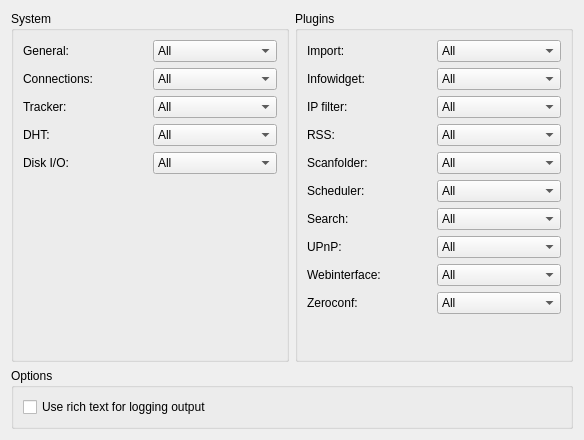
Qt form plugins/logviewer/logprefwidget.ui (KDE/ktorrent) before a commit.
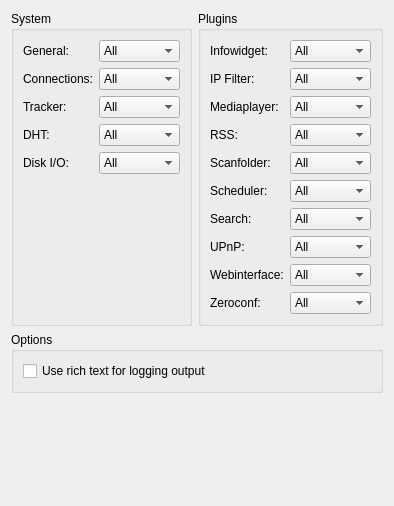
The same form after that commit.

Commit message: - Expanded logviewer plugin to support media player plugin - Add sizeHint function to SpinBoxDelegate, so it has a proper size when you edit it - Make speed limits dialog remember it's size

What changed in the file:
```diff
--- a/plugins/logviewer/logprefwidget.ui
+++ b/plugins/logviewer/logprefwidget.ui
@@ -5,8 +5,8 @@
    <rect>
     <x>0</x>
     <y>0</y>
-    <width>584</width>
-    <height>440</height>
+    <width>389</width>
+    <height>506</height>
    </rect>
   </property>
   <layout class="QVBoxLayout" >
@@ -283,65 +283,15 @@
        <property name="title" >
         <string>Plugins</string>
        </property>
-       <layout class="QVBoxLayout" >
-        <item>
          <layout class="QGridLayout" >
           <item row="0" column="0" >
-           <widget class="QLabel" name="label_15" >
-            <property name="text" >
-             <string>Import:</string>
-            </property>
-           </widget>
-          </item>
-          <item row="0" column="1" >
-           <widget class="QComboBox" name="kcfg_sysPFI" >
-            <property name="toolTip" >
-             <string>&lt;html>&lt;head>&lt;meta name="qrichtext" content="1" />&lt;style type="text/css">
-p, li { white-space: pre-wrap; }
-&lt;/style>&lt;/head>&lt;body style=" font-family:'Sans Serif'; font-size:9pt; font-weight:400; font-style:normal;">
-&lt;p style=" margin-top:0px; margin-bottom:0px; margin-left:0px; margin-right:0px; -qt-block-indent:0; text-indent:0px;">Specifies which log level to use for each component.&lt;/p>
-&lt;p style="-qt-paragraph-type:empty; margin-top:0px; margin-bottom:0px; margin-left:0px; margin-right:0px; -qt-block-indent:0; text-indent:0px;">&lt;/p>
-&lt;p style=" margin-top:0px; margin-bottom:0px; margin-left:0px; margin-right:0px; -qt-block-indent:0; text-indent:0px;">&lt;span style=" font-weight:600;">All: &lt;/span>Show all messages&lt;/p>
-&lt;p style=" margin-top:0px; margin-bottom:0px; margin-left:0px; margin-right:0px; -qt-block-indent:0; text-indent:0px;">&lt;span style=" font-weight:600;">Debug:&lt;/span> Show debug, notice and important messages&lt;/p>
-&lt;p style=" margin-top:0px; margin-bottom:0px; margin-left:0px; margin-right:0px; -qt-block-indent:0; text-indent:0px;">&lt;span style=" font-weight:600;">Notice: &lt;/span>Show notice and important messages&lt;/p>
-&lt;p style=" margin-top:0px; margin-bottom:0px; margin-left:0px; margin-right:0px; -qt-block-indent:0; text-indent:0px;">&lt;span style=" font-weight:600;">Important: &lt;/span>Show only important messages&lt;/p>
-&lt;p style=" margin-top:0px; margin-bottom:0px; margin-left:0px; margin-right:0px; -qt-block-indent:0; text-indent:0px;">&lt;span style=" font-weight:600;">None: &lt;/span>Show no messages&lt;/p>&lt;/body>&lt;/html></string>
-            </property>
-            <item>
-             <property name="text" >
-              <string>All</string>
-             </property>
-            </item>
-            <item>
-             <property name="text" >
-              <string>Debug</string>
-             </property>
-            </item>
-            <item>
-             <property name="text" >
-              <string>Notice</string>
-             </property>
-            </item>
-            <item>
-             <property name="text" >
-              <string>Important</string>
-             </property>
-            </item>
-            <item>
-             <property name="text" >
-              <string>None</string>
-             </property>
-            </item>
-           </widget>
-          </item>
-          <item row="1" column="0" >
            <widget class="QLabel" name="label_7" >
             <property name="text" >
              <string>Infowidget:</string>
             </property>
            </widget>
           </item>
-          <item row="1" column="1" >
+        <item row="0" column="1" >
            <widget class="QComboBox" name="kcfg_sysINW" >
             <property name="toolTip" >
              <string>&lt;html>&lt;head>&lt;meta name="qrichtext" content="1" />&lt;style type="text/css">
@@ -382,14 +332,14 @@
             </item>
            </widget>
           </item>
-          <item row="2" column="0" >
+        <item row="1" column="0" >
            <widget class="QLabel" name="label_6" >
             <property name="text" >
-             <string>IP filter:</string>
+           <string>IP Filter:</string>
             </property>
            </widget>
           </item>
-          <item row="2" column="1" >
+        <item row="1" column="1" >
            <widget class="QComboBox" name="kcfg_sysIPF" >
             <property name="toolTip" >
              <string>&lt;html>&lt;head>&lt;meta name="qrichtext" content="1" />&lt;style type="text/css">
@@ -430,6 +380,54 @@
             </item>
            </widget>
           </item>
+        <item row="2" column="0" >
+         <widget class="QLabel" name="label_15" >
+          <property name="text" >
+           <string>Mediaplayer:</string>
+          </property>
+         </widget>
+        </item>
+        <item row="2" column="1" >
+         <widget class="QComboBox" name="kcfg_sysMPL" >
+          <property name="toolTip" >
+           <string>&lt;html>&lt;head>&lt;meta name="qrichtext" content="1" />&lt;style type="text/css">
+p, li { white-space: pre-wrap; }
+&lt;/style>&lt;/head>&lt;body style=" font-family:'Sans Serif'; font-size:9pt; font-weight:400; font-style:normal;">
+&lt;p style=" margin-top:0px; margin-bottom:0px; margin-left:0px; margin-right:0px; -qt-block-indent:0; text-indent:0px;">Specifies which log level to use for each component.&lt;/p>
+&lt;p style="-qt-paragraph-type:empty; margin-top:0px; margin-bottom:0px; margin-left:0px; margin-right:0px; -qt-block-indent:0; text-indent:0px;">&lt;/p>
+&lt;p style=" margin-top:0px; margin-bottom:0px; margin-left:0px; margin-right:0px; -qt-block-indent:0; text-indent:0px;">&lt;span style=" font-weight:600;">All: &lt;/span>Show all messages&lt;/p>
+&lt;p style=" margin-top:0px; margin-bottom:0px; margin-left:0px; margin-right:0px; -qt-block-indent:0; text-indent:0px;">&lt;span style=" font-weight:600;">Debug:&lt;/span> Show debug, notice and important messages&lt;/p>
+&lt;p style=" margin-top:0px; margin-bottom:0px; margin-left:0px; margin-right:0px; -qt-block-indent:0; text-indent:0px;">&lt;span style=" font-weight:600;">Notice: &lt;/span>Show notice and important messages&lt;/p>
+&lt;p style=" margin-top:0px; margin-bottom:0px; margin-left:0px; margin-right:0px; -qt-block-indent:0; text-indent:0px;">&lt;span style=" font-weight:600;">Important: &lt;/span>Show only important messages&lt;/p>
+&lt;p style=" margin-top:0px; margin-bottom:0px; margin-left:0px; margin-right:0px; -qt-block-indent:0; text-indent:0px;">&lt;span style=" font-weight:600;">None: &lt;/span>Show no messages&lt;/p>&lt;/body>&lt;/html></string>
+          </property>
+          <item>
+           <property name="text" >
+            <string>All</string>
+           </property>
+          </item>
+          <item>
+           <property name="text" >
+            <string>Debug</string>
+           </property>
+          </item>
+          <item>
+           <property name="text" >
+            <string>Notice</string>
+           </property>
+          </item>
+          <item>
+           <property name="text" >
+            <string>Important</string>
+           </property>
+          </item>
+          <item>
+           <property name="text" >
+            <string>None</string>
+           </property>
+          </item>
+         </widget>
+        </item>
           <item row="3" column="0" >
            <widget class="QLabel" name="label_12" >
             <property name="text" >
@@ -767,21 +765,6 @@
            </widget>
           </item>
          </layout>
-        </item>
-        <item>
-         <spacer>
-          <property name="orientation" >
-           <enum>Qt::Vertical</enum>
-          </property>
-          <property name="sizeHint" >
-           <size>
-            <width>20</width>
-            <height>40</height>
-           </size>
-          </property>
-         </spacer>
-        </item>
-       </layout>
       </widget>
      </item>
     </layout>
@@ -805,6 +788,19 @@
      </layout>
     </widget>
    </item>
+   <item>
+    <spacer>
+     <property name="orientation" >
+      <enum>Qt::Vertical</enum>
+     </property>
+     <property name="sizeHint" >
+      <size>
+       <width>20</width>
+       <height>40</height>
+      </size>
+     </property>
+    </spacer>
+   </item>
   </layout>
  </widget>
  <resources/>
```
Lines whose indentation alone changed are shown as unchanged. The commit also changes 41 other files.
